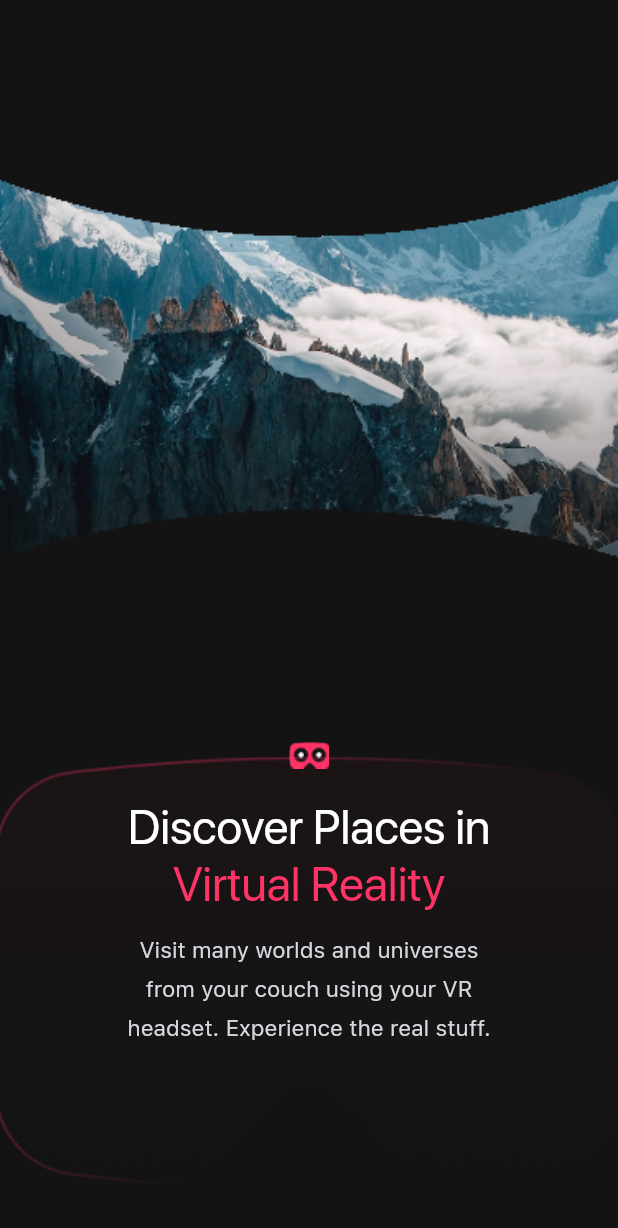
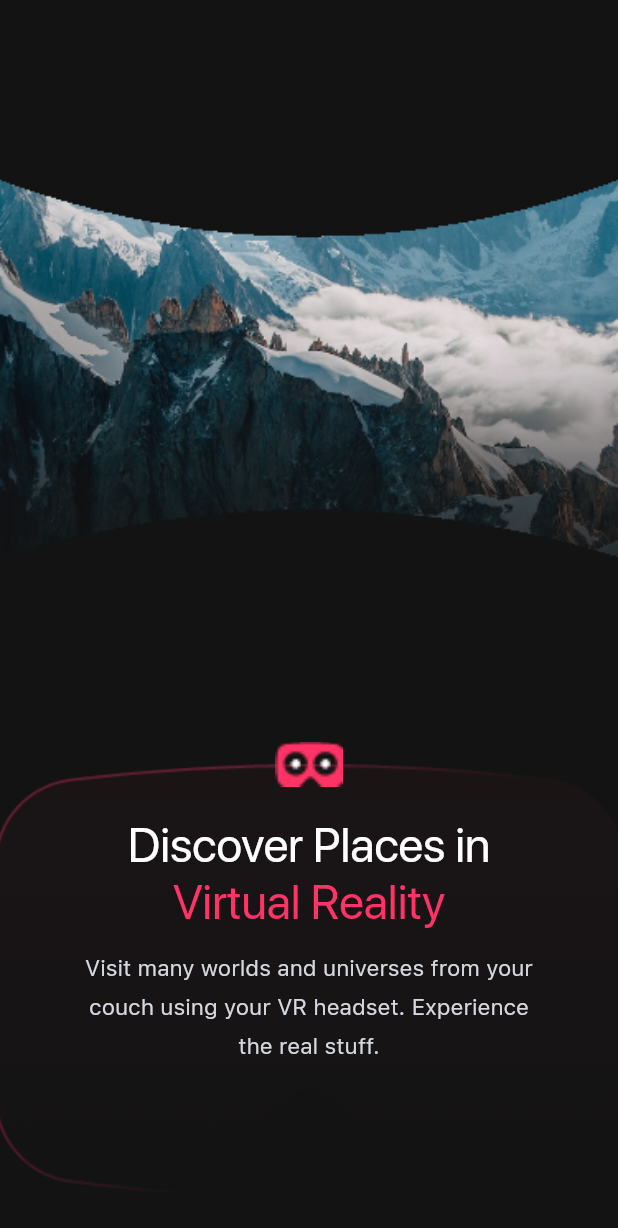
Before and after one commit to nonybrighto/spaced-travel-app, a Flutter app: the OnboardingWrapper widget shown alone on an empty page, opened directly, on a phone screen of 412 x 824 dp. Shown: the top 1228 px of the screen. Run offline on Flutter 3.47's test engine with Material 2 defaults, Android fonts, the phone set to English and light mode, and no system bars; our stand-ins replace carousel_slider, page_transition.

```diff
--- a/lib/widgets/onboarding_wrapper.dart
+++ b/lib/widgets/onboarding_wrapper.dart
@@ -7,6 +7,7 @@ class OnboardingWrapper extends StatelessWidget {
   final String titleLine2;
   final String iconName;
   final String iconBackgroundName;
+  final double iconBackroundOffet;
   final String message;
   const OnboardingWrapper({
     Key? key,
@@ -15,6 +16,7 @@ class OnboardingWrapper extends StatelessWidget {
     required this.titleLine2,
     required this.iconName,
     required this.iconBackgroundName,
+    this.iconBackroundOffet = 0,
     required this.message,
   }) : super(key: key);
 
@@ -29,23 +31,43 @@ class OnboardingWrapper extends StatelessWidget {
             fit: BoxFit.cover,
           ),
         ),
+        Positioned.fill(
+          child: Container(
+            decoration: BoxDecoration(
+                gradient: LinearGradient(
+              begin: Alignment.topCenter,
+              end: Alignment.bottomCenter,
+              colors: [
+                Colors.transparent,
+                kBackgroundColor.withOpacity(0.1),
+                kBackgroundColor,
+              ],
+              stops: const [0.0, 0.3, 0.6],
+            )),
+          ),
+        ),
         Positioned(
-          top: textStartPosition + 10,
+          top: textStartPosition - iconBackroundOffet + 15,
           left: -10,
           right: -10,
           child: Image.asset(
             '$kImagesPath/backgrounds/$iconBackgroundName',
+            // width: MediaQuery.of(context).size.width + 500,
             fit: BoxFit.cover,
           ),
         ),
         Positioned(
             top: textStartPosition,
-            left: kDefaultPadding * 3,
-            right: kDefaultPadding * 3,
+            left: kDefaultPadding * 2,
+            right: kDefaultPadding * 2,
             child: Column(
               crossAxisAlignment: CrossAxisAlignment.center,
               children: [
-                Image.asset('$kIconsPath/$iconName'),
+                Image.asset(
+                  '$kIconsPath/$iconName',
+                  height: 30,
+                  fit: BoxFit.fill,
+                ),
                 const SizedBox(height: 20),
                 Text(
                   titleLine1,
```
Also changed, not shown: lib/pages/onboarding_page.dart (+7 -1 lines), lib/pages/onboarding_views/rentals_view.dart (added, +21 -0 lines), lib/pages/onboarding_views/second_discovery_view.dart (added, +20 -0 lines), lib/pages/onboarding_views/travel_view.dart (added, +21 -0 lines), assets/icons/red_rocket.png (added), assets/images/backgrounds/location-pin.png (added).
